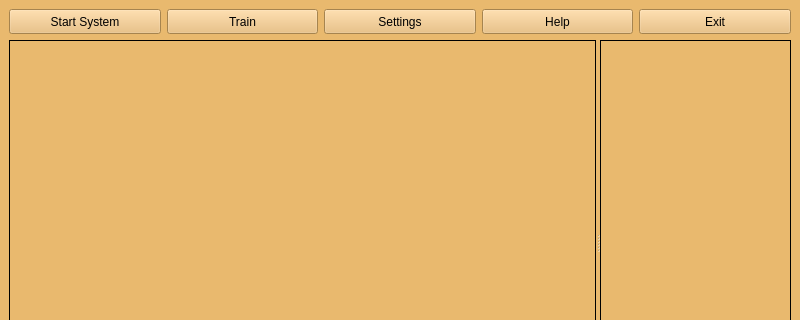
Before: the Qt Designer form mainWindow.ui in ahmadabdulnasir/FaceAttendance, drawn with Qt 5; both pictures show x 0 to 800 and y 0 to 320 of the 800 by 490 pixel window.
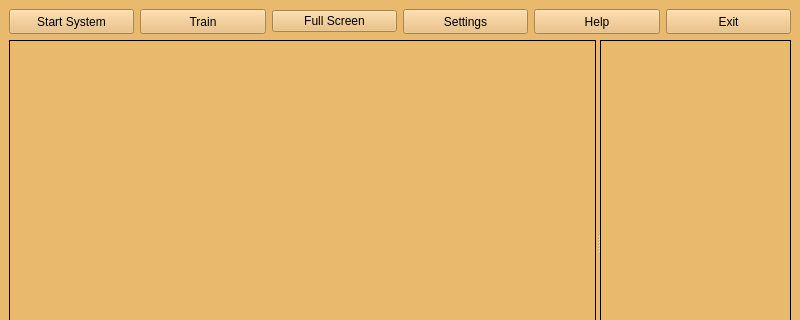
After: the same form once the commit is applied.

What changed in the file:
```diff
--- a/mainWindow.ui
+++ b/mainWindow.ui
@@ -10,12 +10,24 @@
     <height>490</height>
    </rect>
   </property>
+  <property name="sizePolicy">
+   <sizepolicy hsizetype="MinimumExpanding" vsizetype="MinimumExpanding">
+    <horstretch>0</horstretch>
+    <verstretch>0</verstretch>
+   </sizepolicy>
+  </property>
   <property name="minimumSize">
    <size>
     <width>800</width>
     <height>489</height>
    </size>
   </property>
+  <property name="maximumSize">
+   <size>
+    <width>9999</width>
+    <height>800</height>
+   </size>
+  </property>
   <property name="baseSize">
    <size>
     <width>800</width>
@@ -69,6 +81,13 @@
         </property>
        </widget>
       </item>
+      <item>
+       <widget class="QPushButton" name="fullScreenButton">
+        <property name="text">
+         <string>Full Screen</string>
+        </property>
+       </widget>
+      </item>
       <item>
        <widget class="QPushButton" name="settingsButton">
         <property name="maximumSize">
```
